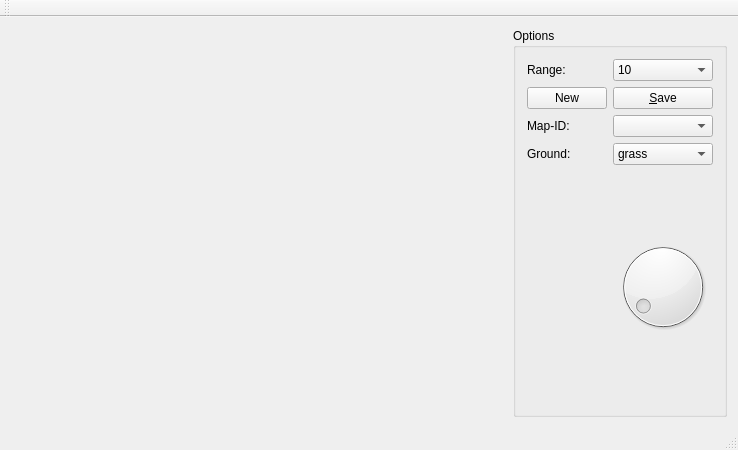
Before: the Qt Designer form mainwindow.ui in Jakob2/island-editor, drawn with Qt 5.
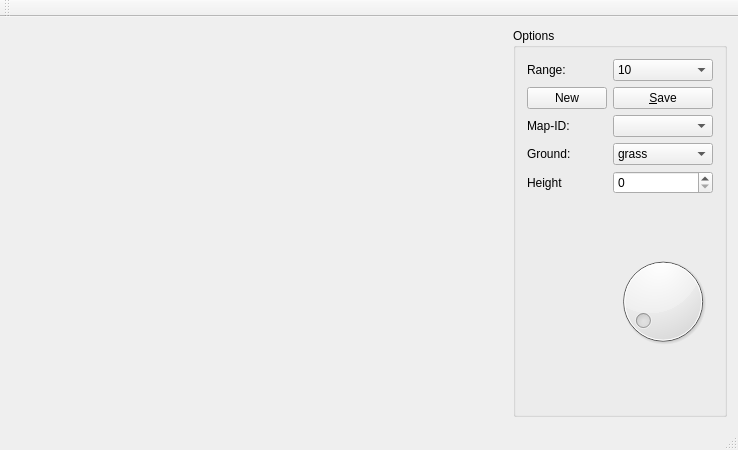
After: the same form once the commit is applied. Custom widgets are drawn as their Qt base class.

What changed in the file:
```diff
--- a/mainwindow.ui
+++ b/mainwindow.ui
@@ -47,7 +47,7 @@
          </property>
         </widget>
        </item>
-       <item row="9" column="1">
+       <item row="10" column="1">
         <widget class="QDial" name="dial_zoom">
          <property name="minimum">
           <number>1</number>
@@ -129,6 +129,20 @@
          </property>
         </widget>
        </item>
+       <item row="9" column="1">
+        <widget class="QSpinBox" name="spinBox">
+         <property name="maximum">
+          <number>10</number>
+         </property>
+        </widget>
+       </item>
+       <item row="9" column="0">
+        <widget class="QLabel" name="label_3">
+         <property name="text">
+          <string>Height</string>
+         </property>
+        </widget>
+       </item>
       </layout>
      </widget>
     </item>
```
